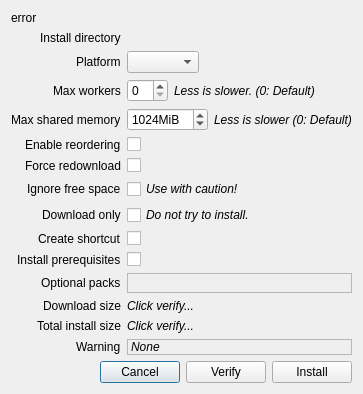
RareDevs/Rare, file rare/ui/components/dialogs/install_dialog.ui: the form before one commit.
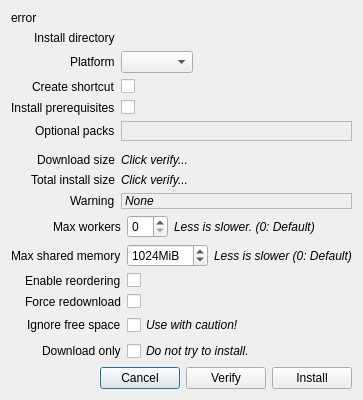
The form after the commit.

Commit message: Move some options in install dialog to advanced options

The edit to the form file:
```diff
--- a/rare/ui/components/dialogs/install_dialog.ui
+++ b/rare/ui/components/dialogs/install_dialog.ui
@@ -6,8 +6,8 @@
    <rect>
     <x>0</x>
     <y>0</y>
-    <width>406</width>
-    <height>447</height>
+    <width>526</width>
+    <height>483</height>
    </rect>
   </property>
   <property name="windowTitle">
@@ -37,59 +37,6 @@
    <item row="1" column="1">
     <layout class="QHBoxLayout" name="install_dir_layout"/>
    </item>
-   <item row="3" column="0">
-    <widget class="QLabel" name="max_workers_label">
-     <property name="text">
-      <string>Max workers</string>
-     </property>
-    </widget>
-   </item>
-   <item row="3" column="1">
-    <layout class="QHBoxLayout" name="max_workers_layout">
-     <item>
-      <widget class="QSpinBox" name="max_workers_spin">
-       <property name="sizePolicy">
-        <sizepolicy hsizetype="Maximum" vsizetype="Fixed">
-         <horstretch>0</horstretch>
-         <verstretch>0</verstretch>
-        </sizepolicy>
-       </property>
-      </widget>
-     </item>
-     <item>
-      <widget class="QLabel" name="max_workers_info_label">
-       <property name="font">
-        <font>
-         <italic>true</italic>
-        </font>
-       </property>
-       <property name="text">
-        <string>Less is slower. (0: Default)</string>
-       </property>
-      </widget>
-     </item>
-    </layout>
-   </item>
-   <item row="6" column="0">
-    <widget class="QLabel" name="force_download_label">
-     <property name="text">
-      <string>Force redownload</string>
-     </property>
-    </widget>
-   </item>
-   <item row="6" column="1">
-    <widget class="QCheckBox" name="force_download_check">
-     <property name="sizePolicy">
-      <sizepolicy hsizetype="Maximum" vsizetype="Fixed">
-       <horstretch>0</horstretch>
-       <verstretch>0</verstretch>
-      </sizepolicy>
-     </property>
-     <property name="text">
-      <string notr="true"/>
-     </property>
-    </widget>
-   </item>
    <item row="2" column="0">
     <widget class="QLabel" name="platform_label">
      <property name="text">
@@ -107,20 +54,6 @@
      </property>
     </widget>
    </item>
-   <item row="7" column="0">
-    <widget class="QLabel" name="ignore_space_label">
-     <property name="text">
-      <string>Ignore free space</string>
-     </property>
-    </widget>
-   </item>
-   <item row="8" column="0">
-    <widget class="QLabel" name="download_only_label">
-     <property name="text">
-      <string>Download only</string>
-     </property>
-    </widget>
-   </item>
    <item row="9" column="0">
     <widget class="QLabel" name="shortcut_lbl">
      <property name="text">
@@ -135,6 +68,25 @@
      </property>
     </widget>
    </item>
+   <item row="10" column="0">
+    <widget class="QLabel" name="install_preqs_lbl">
+     <property name="text">
+      <string>Install prerequisites</string>
+     </property>
+    </widget>
+   </item>
+   <item row="10" column="1">
+    <widget class="QCheckBox" name="install_preqs_check">
+     <property name="font">
+      <font>
+       <italic>true</italic>
+      </font>
+     </property>
+     <property name="text">
+      <string notr="true"/>
+     </property>
+    </widget>
+   </item>
    <item row="11" column="0">
     <widget class="QLabel" name="sdl_list_label">
      <property name="text">
@@ -198,6 +150,13 @@
      </property>
     </widget>
    </item>
+   <item row="15" column="0">
+    <widget class="QLabel" name="warn_label">
+     <property name="text">
+      <string>Warning</string>
+     </property>
+    </widget>
+   </item>
    <item row="15" column="1">
     <widget class="QLabel" name="warn_message">
      <property name="font">
@@ -219,14 +178,7 @@
      </property>
     </widget>
    </item>
-   <item row="15" column="0">
-    <widget class="QLabel" name="warn_label">
-     <property name="text">
-      <string>Warning</string>
-     </property>
-    </widget>
-   </item>
-   <item row="16" column="0" colspan="2">
+   <item row="17" column="0" colspan="2">
     <layout class="QHBoxLayout" name="button_layout">
      <item>
       <spacer name="button_hspacer">
@@ -264,69 +216,58 @@
      </item>
     </layout>
    </item>
-   <item row="10" column="0">
-    <widget class="QLabel" name="install_preqs_lbl">
-     <property name="text">
-      <string>Install prerequisites</string>
+   <item row="16" column="0" colspan="2">
+    <layout class="QFormLayout" name="advanced_layout">
+     <property name="labelAlignment">
+      <set>Qt::AlignRight|Qt::AlignTrailing|Qt::AlignVCenter</set>
      </property>
-    </widget>
-   </item>
-   <item row="10" column="1">
-    <widget class="QCheckBox" name="install_preqs_check">
-     <property name="font">
-      <font>
-       <italic>true</italic>
-      </font>
-     </property>
+     <item row="0" column="0">
+      <widget class="QLabel" name="max_workers_label">
      <property name="text">
-      <string notr="true"/>
-     </property>
-    </widget>
-   </item>
-   <item row="7" column="1">
-    <widget class="QCheckBox" name="ignore_space_check">
+        <string>Max workers</string>
+       </property>
+       <property name="alignment">
+        <set>Qt::AlignLeading|Qt::AlignLeft|Qt::AlignVCenter</set>
+       </property>
+      </widget>
+     </item>
+     <item row="0" column="1">
+      <layout class="QHBoxLayout" name="max_workers_layout">
+       <item>
+        <widget class="QSpinBox" name="max_workers_spin">
      <property name="sizePolicy">
       <sizepolicy hsizetype="Maximum" vsizetype="Fixed">
        <horstretch>0</horstretch>
        <verstretch>0</verstretch>
       </sizepolicy>
      </property>
-     <property name="font">
-      <font>
-       <italic>true</italic>
-      </font>
-     </property>
-     <property name="text">
-      <string>Use with caution!</string>
-     </property>
-    </widget>
-   </item>
-   <item row="8" column="1">
-    <widget class="QCheckBox" name="download_only_check">
-     <property name="sizePolicy">
-      <sizepolicy hsizetype="Maximum" vsizetype="Fixed">
-       <horstretch>0</horstretch>
-       <verstretch>0</verstretch>
-      </sizepolicy>
-     </property>
+        </widget>
+       </item>
+       <item>
+        <widget class="QLabel" name="max_workers_info_label">
      <property name="font">
       <font>
        <italic>true</italic>
       </font>
      </property>
      <property name="text">
-      <string>Do not try to install.</string>
+          <string>Less is slower. (0: Default)</string>
      </property>
     </widget>
    </item>
-   <item row="4" column="0">
+      </layout>
+     </item>
+     <item row="1" column="0">
     <widget class="QLabel" name="max_memory_label">
      <property name="text">
       <string>Max shared memory</string>
      </property>
-    </widget>
-   </item>
-   <item row="4" column="1">
+       <property name="alignment">
+        <set>Qt::AlignLeading|Qt::AlignLeft|Qt::AlignVCenter</set>
+       </property>
+      </widget>
+     </item>
+     <item row="1" column="1">
     <layout class="QHBoxLayout" name="max_memory_layout">
      <item>
       <widget class="QSpinBox" name="max_memory_spin">
@@ -367,14 +308,14 @@
      </item>
     </layout>
    </item>
-   <item row="5" column="0">
+     <item row="2" column="0">
     <widget class="QLabel" name="dl_optimizations_label">
      <property name="text">
       <string>Enable reordering</string>
      </property>
     </widget>
    </item>
-   <item row="5" column="1">
+     <item row="2" column="1">
     <widget class="QCheckBox" name="dl_optimizations_check">
      <property name="text">
       <string notr="true"/>
@@ -383,6 +324,81 @@
       <bool>false</bool>
      </property>
     </widget>
+     </item>
+     <item row="3" column="0">
+      <widget class="QLabel" name="force_download_label">
+       <property name="text">
+        <string>Force redownload</string>
+       </property>
+      </widget>
+     </item>
+     <item row="3" column="1">
+      <widget class="QCheckBox" name="force_download_check">
+       <property name="sizePolicy">
+        <sizepolicy hsizetype="Maximum" vsizetype="Fixed">
+         <horstretch>0</horstretch>
+         <verstretch>0</verstretch>
+        </sizepolicy>
+       </property>
+       <property name="text">
+        <string notr="true"/>
+       </property>
+      </widget>
+     </item>
+     <item row="4" column="0">
+      <widget class="QLabel" name="ignore_space_label">
+       <property name="text">
+        <string>Ignore free space</string>
+       </property>
+      </widget>
+     </item>
+     <item row="4" column="1">
+      <widget class="QCheckBox" name="ignore_space_check">
+       <property name="sizePolicy">
+        <sizepolicy hsizetype="Maximum" vsizetype="Fixed">
+         <horstretch>0</horstretch>
+         <verstretch>0</verstretch>
+        </sizepolicy>
+       </property>
+       <property name="font">
+        <font>
+         <italic>true</italic>
+        </font>
+       </property>
+       <property name="text">
+        <string>Use with caution!</string>
+       </property>
+      </widget>
+     </item>
+     <item row="5" column="0">
+      <widget class="QLabel" name="download_only_label">
+       <property name="text">
+        <string>Download only</string>
+       </property>
+      </widget>
+     </item>
+     <item row="5" column="1">
+      <widget class="QCheckBox" name="download_only_check">
+       <property name="sizePolicy">
+        <sizepolicy hsizetype="Maximum" vsizetype="Fixed">
+         <horstretch>0</horstretch>
+         <verstretch>0</verstretch>
+        </sizepolicy>
+       </property>
+       <property name="font">
+        <font>
+         <italic>true</italic>
+        </font>
+       </property>
+       <property name="text">
+        <string>Do not try to install.</string>
+       </property>
+      </widget>
+     </item>
+    </layout>
+   </item>
+   <item row="12" column="0" colspan="2">
+    <layout class="QVBoxLayout" name="advanced_placeholder_layout"/>
    </item>
   </layout>
  </widget>
```
Lines whose indentation alone changed are shown as unchanged. The commit also changes 3 other files.
